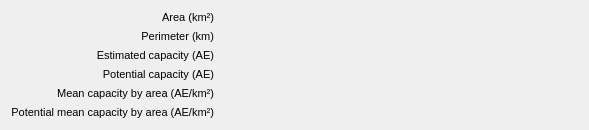
First picture: the form in mlapp/src/widgets/paddock_details/paddock_details_base.ui, repository Trailmarker/paddock-power, before the edit.
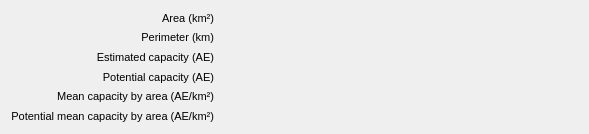
Second picture: the form after the edit. Custom widgets are drawn as their Qt base class.

Diff of the .ui file:
```diff
--- a/mlapp/src/widgets/paddock_details/paddock_details_base.ui
+++ b/mlapp/src/widgets/paddock_details/paddock_details_base.ui
@@ -7,7 +7,7 @@
     <x>0</x>
     <y>0</y>
     <width>589</width>
-    <height>114</height>
+    <height>134</height>
    </rect>
   </property>
   <property name="windowTitle">
```
